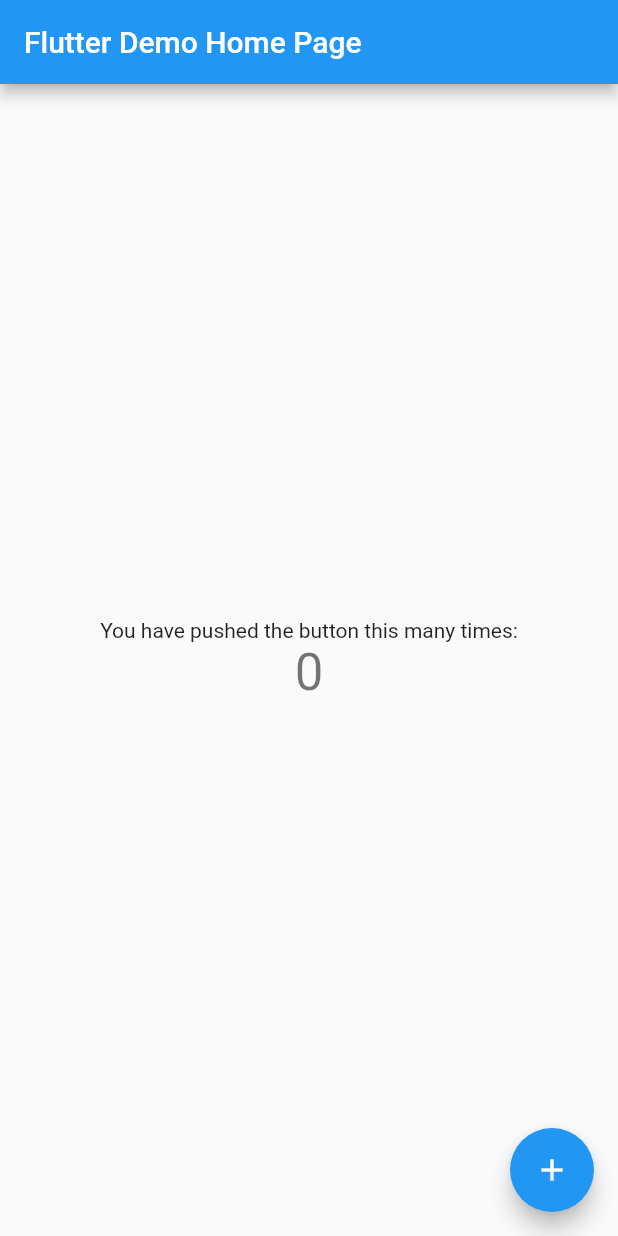
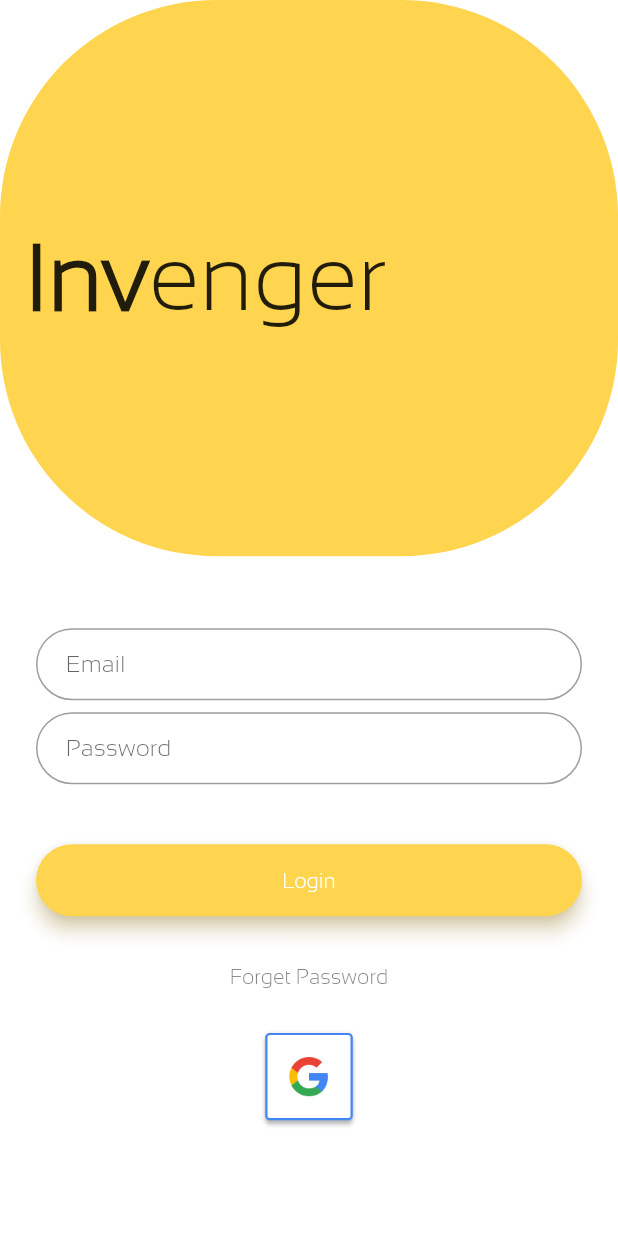
Before and after one commit to ankushLit/InventoryManagement, a Flutter app: the screen it shows after launch, on a phone screen of 412 x 824 dp. Run offline on Flutter 3.47's test engine with Material 2 defaults, Android fonts, the phone set to English and light mode, and no system bars; our stand-ins replace firebase_auth; accounts and stored records are empty.

Commit message:
Created Login Page UI, Registered project with firebase for authentication and Firestore

```diff
--- /dev/null
+++ b/inventorymanagement/lib/login_page.dart
@@ -0,0 +1,126 @@
+import 'package:flutter/material.dart';
+import 'package:firebase_auth/firebase_auth.dart';
+
+class LoginPage extends StatefulWidget {
+  static String tag = 'login-page';
+  @override
+  _LoginPageState createState() => _LoginPageState();
+}
+
+class _LoginPageState extends State<LoginPage> {
+  @override
+  Widget build(BuildContext context) {
+    final width = MediaQuery.of(context).size.width;
+    final height = MediaQuery.of(context).size.height;
+    final blockSize = width / 100;
+    final blockSizeVertical = height / 100;
+    final firstPartName = Text(
+      'Inv',
+      style: TextStyle(fontSize: blockSize * 15, fontWeight: FontWeight.bold),
+    );
+
+    final secondPartName = Text(
+      'enger',
+      style: TextStyle(
+        fontSize: blockSize * 15,
+      ),
+    );
+    final googleButton = FlatButton(
+      onPressed: () {
+        print('google button pressed');
+      },
+      child: Image.asset(
+        'assets/googleIcon.png',
+        scale: blockSize * 0.5,
+        fit: BoxFit.fill,
+      ),
+    );
+    final topField = Container(
+        constraints: new BoxConstraints.expand(height: blockSize * 90),
+        alignment: Alignment.center,
+        padding: EdgeInsets.only(left: blockSize * 4),
+        decoration: BoxDecoration(
+            color: Color(0xffFFD54F),
+            borderRadius: BorderRadius.circular(blockSize * 35)),
+        child: Row(
+          children: <Widget>[firstPartName, secondPartName],
+        ));
+
+    final emailField = TextFormField(
+      keyboardType: TextInputType.emailAddress,
+      autofocus: false,
+      decoration: InputDecoration(
+          hintText: 'Email',
+          contentPadding: EdgeInsets.fromLTRB(20.0, 10.0, 20.0, 10.0),
+          border:
+              OutlineInputBorder(borderRadius: BorderRadius.circular(32.0))),
+    );
+
+    final passwordField = TextFormField(
+      autofocus: false,
+      obscureText: true,
+      decoration: InputDecoration(
+          hintText: 'Password',
+          contentPadding: EdgeInsets.fromLTRB(20.0, 10.0, 20.0, 10.0),
+          border:
+              OutlineInputBorder(borderRadius: BorderRadius.circular(32.0))),
+    );
+
+    final loginButton = Padding(
+        padding: EdgeInsets.symmetric(vertical: 16.0),
+        child: Material(
+          borderRadius: BorderRadius.circular(30.0),
+          shadowColor: Color(0xffFFE082),
+          elevation: 5.0,
+          color: Color(0xffFFD54F),
+          child: MaterialButton(
+            minWidth: 200.0,
+            height: 42.0,
+            onPressed: () {
+              print('On Press of Login Called');
+            },
+            //color: Colors.purpleAccent,
+            child: Text('Login', style: TextStyle(color: Colors.white)),
+          ),
+        ));
+
+    final forgotField = FlatButton(
+      child: Text('Forget Password', style: TextStyle(color: Colors.black54)),
+      onPressed: () {},
+    );
+
+    return Scaffold(
+      backgroundColor: Colors.white,
+      body: Center(
+        child: Column(
+          children: <Widget>[
+            topField,
+            ListView(
+              shrinkWrap: true,
+              padding: EdgeInsets.only(left: 24.0, right: 24.0),
+              children: <Widget>[
+                SizedBox(
+                  height: 48.0,
+                ),
+                emailField,
+                SizedBox(
+                  height: 8.0,
+                ),
+                passwordField,
+                SizedBox(
+                  height: 24.0,
+                ),
+                loginButton,
+                forgotField,
+                SizedBox(
+                  height: 8.0,
+                ),
+                googleButton,
+              ],
+            ),
+          ],
+        ),
+      ),
+    );
+  }
+}
--- a/inventorymanagement/lib/main.dart
+++ b/inventorymanagement/lib/main.dart
@@ -1,111 +1,35 @@
 import 'package:flutter/material.dart';
+import 'login_page.dart';
+import 'package:flutter/services.dart';
 
-void main() => runApp(MyApp());
+void main() {
+  SystemChrome.setPreferredOrientations(
+          [DeviceOrientation.portraitUp, DeviceOrientation.portraitDown])
+      .then((_) => runApp(MyApp()));
+}
 
 class MyApp extends StatelessWidget {
-  // This widget is the root of your application.
+  static Map<int, Color> color = {
+    50: Color(0xffFFF8E1),
+    100: Color(0xffFFECB3),
+    200: Color(0xffFFE082),
+    300: Color(0xffFFD54F),
+    400: Color(0xffFFCA28),
+    500: Color(0xffFFC107),
+    600: Color(0xffFFB300),
+    700: Color(0xffFFA000),
+    800: Color(0xffFF8F00),
+    900: Color(0xffFF6F00),
+  };
+  MaterialColor customOrange = MaterialColor(0xffFFCA28, color);
   @override
   Widget build(BuildContext context) {
     return MaterialApp(
-      title: 'Flutter Demo',
-      theme: ThemeData(
-        // This is the theme of your application.
-        //
-        // Try running your application with "flutter run". You'll see the
-        // application has a blue toolbar. Then, without quitting the app, try
-        // changing the primarySwatch below to Colors.green and then invoke
-        // "hot reload" (press "r" in the console where you ran "flutter run",
-        // or simply save your changes to "hot reload" in a Flutter IDE).
-        // Notice that the counter didn't reset back to zero; the application
-        // is not restarted.
-        primarySwatch: Colors.blue,
-      ),
-      home: MyHomePage(title: 'Flutter Demo Home Page'),
-    );
+        title: 'Inventory Management',
+        theme: ThemeData(
+          primarySwatch: customOrange,
+          fontFamily: 'Sansation',
+        ),
+        home: LoginPage());
   }
 }
-
-class MyHomePage extends StatefulWidget {
-  MyHomePage({Key key, this.title}) : super(key: key);
-
-  // This widget is the home page of your application. It is stateful, meaning
-  // that it has a State object (defined below) that contains fields that affect
-  // how it looks.
-
-  // This class is the configuration for the state. It holds the values (in this
-  // case the title) provided by the parent (in this case the App widget) and
-  // used by the build method of the State. Fields in a Widget subclass are
-  // always marked "final".
-
-  final String title;
-
-  @override
-  _MyHomePageState createState() => _MyHomePageState();
-}
-
-class _MyHomePageState extends State<MyHomePage> {
-  int _counter = 0;
-
-  void _incrementCounter() {
-    setState(() {
-      // This call to setState tells the Flutter framework that something has
-      // changed in this State, which causes it to rerun the build method below
-      // so that the display can reflect the updated values. If we changed
-      // _counter without calling setState(), then the build method would not be
-      // called again, and so nothing would appear to happen.
-      _counter++;
-    });
-  }
-
-  @override
-  Widget build(BuildContext context) {
-    // This method is rerun every time setState is called, for instance as done
-    // by the _incrementCounter method above.
-    //
-    // The Flutter framework has been optimized to make rerunning build methods
-    // fast, so that you can just rebuild anything that needs updating rather
-    // than having to individually change instances of widgets.
-    return Scaffold(
-      appBar: AppBar(
-        // Here we take the value from the MyHomePage object that was created by
-        // the App.build method, and use it to set our appbar title.
-        title: Text(widget.title),
-      ),
-      body: Center(
-        // Center is a layout widget. It takes a single child and positions it
-        // in the middle of the parent.
-        child: Column(
-          // Column is also layout widget. It takes a list of children and
-          // arranges them vertically. By default, it sizes itself to fit its
-          // children horizontally, and tries to be as tall as its parent.
-          //
-          // Invoke "debug painting" (press "p" in the console, choose the
-          // "Toggle Debug Paint" action from the Flutter Inspector in Android
-          // Studio, or the "Toggle Debug Paint" command in Visual Studio Code)
-          // to see the wireframe for each widget.
-          //
-          // Column has various properties to control how it sizes itself and
-          // how it positions its children. Here we use mainAxisAlignment to
-          // center the children vertically; the main axis here is the vertical
-          // axis because Columns are vertical (the cross axis would be
-          // horizontal).
-          mainAxisAlignment: MainAxisAlignment.center,
-          children: <Widget>[
-            Text(
-              'You have pushed the button this many times:',
-            ),
-            Text(
-              '$_counter',
-              style: Theme.of(context).textTheme.display1,
-            ),
-          ],
-        ),
-      ),
-      floatingActionButton: FloatingActionButton(
-        onPressed: _incrementCounter,
-        tooltip: 'Increment',
-        child: Icon(Icons.add),
-      ), // This trailing comma makes auto-formatting nicer for build methods.
-    );
-  }
-}
```
Also changed, not shown: inventorymanagement/pubspec.yaml (+9 -52 lines), inventorymanagement/assets/Sansation-Light.ttf (added), inventorymanagement/assets/googleIcon.png (added), inventorymanagement/pubspec.lock, 7 other files.
